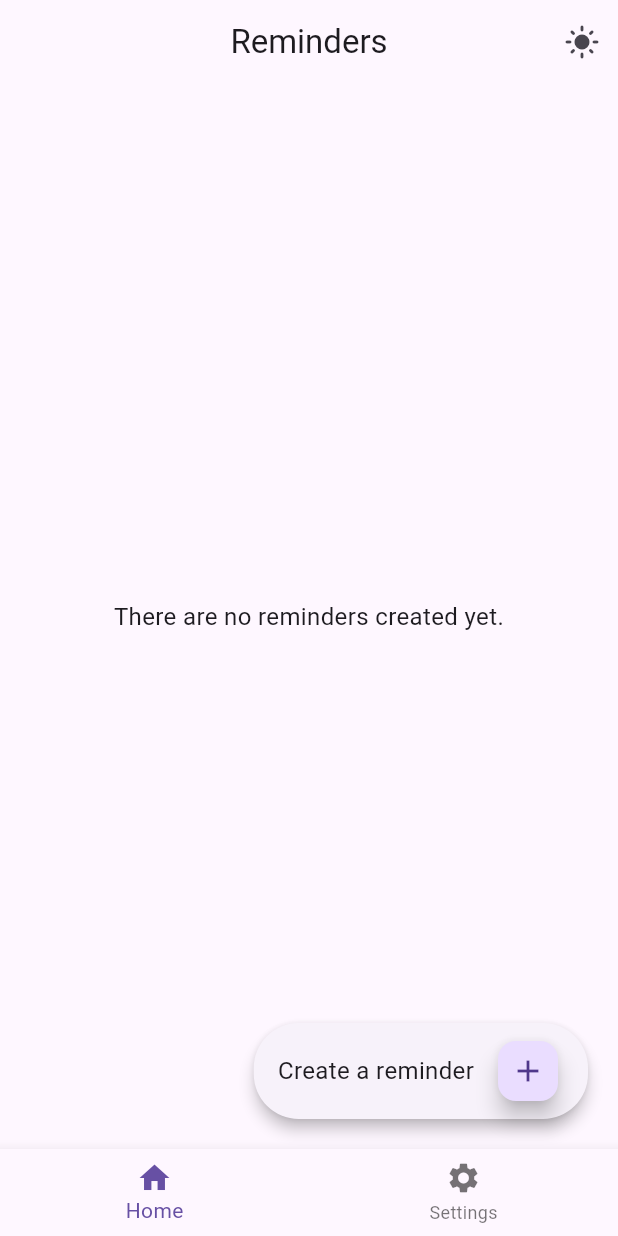
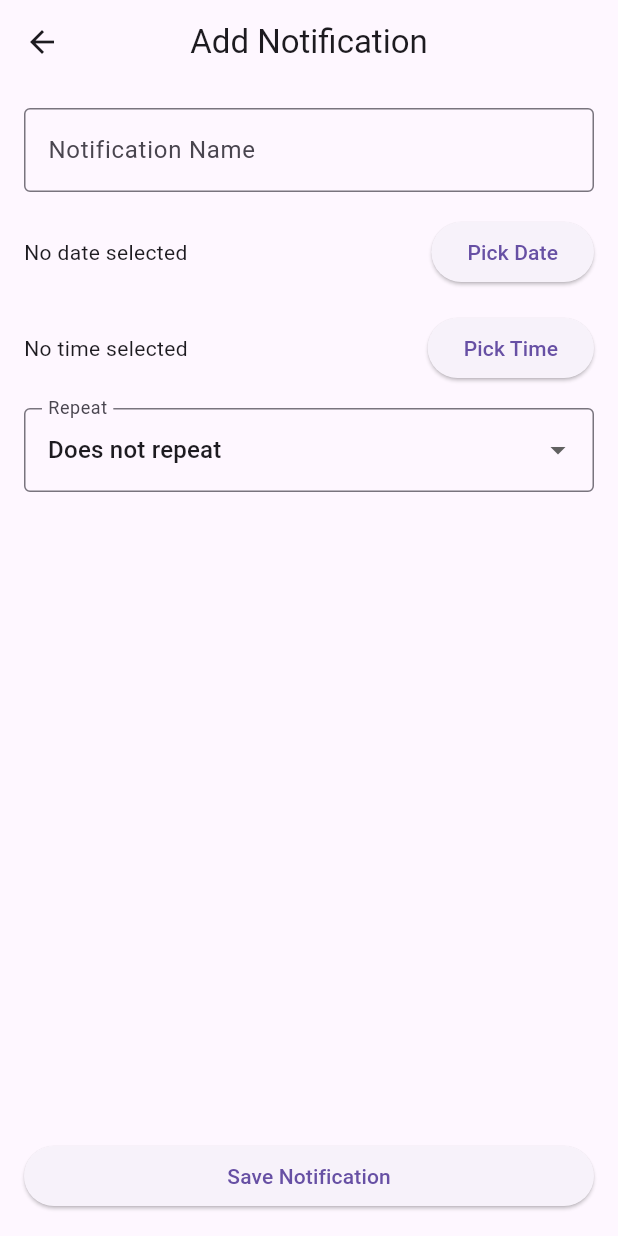
Before and after one commit to newbie375/remind_me_app, a Flutter app: the screen it shows after launch, after a tap on the "add" icon, on a phone screen of 412 x 824 dp. Run offline on Flutter 3.47's test engine with Material 3 defaults, Android fonts, the phone set to English and light mode, and no system bars; our stand-ins replace flutter_riverpod, go_router, sqflite; accounts and stored records are empty.

Commit message:
add a feature to select time

```diff
--- a/lib/infrastructure/datasources/database_helper.dart
+++ b/lib/infrastructure/datasources/database_helper.dart
@@ -35,6 +35,16 @@ class DatabaseHelper {
           )
         ''');
         debugPrint('Database and table $_tableName created');
+
+        await db.execute('''
+          CREATE TABLE notifications (
+            id INTEGER PRIMARY KEY AUTOINCREMENT,
+            name TEXT,
+            date TEXT,
+            repeat_option TEXT
+          )
+        ''');
+        debugPrint('Table notifications created');
       },
     );
   }
@@ -65,6 +75,25 @@ class DatabaseHelper {
     return const ThemeEntity(isDarkMode: false); // Default to light mode
   }
 
+  Future<void> saveNotification(String name, DateTime date, String repeatOption) async {
+    final db = await database;
+    await db.insert(
+      'notifications',
+      {
+        'name': name,
+        'date': date.toIso8601String(),
+        'repeat_option': repeatOption,
+      },
+      conflictAlgorithm: ConflictAlgorithm.replace,
+    );
+    debugPrint('Notification saved: $name on $date with repeat: $repeatOption');
+  }
+
+  Future<List<Map<String, dynamic>>> getNotifications() async {
+    final db = await database;
+    return await db.query('notifications', orderBy: 'date ASC'); // Fetch notifications sorted by date
+  }
+
   Future<void> deleteDatabaseFile() async {
     final dbPath = await getDatabasesPath();
     final path = join(dbPath, 'settings.db');
--- /dev/null
+++ b/lib/presentation/screens/add_notificatons_screen.dart
@@ -0,0 +1,182 @@
+import 'package:flutter/material.dart';
+import 'package:remind_me_app/infrastructure/datasources/database_helper.dart';
+
+class AddNotificationScreen extends StatefulWidget {
+  const AddNotificationScreen({super.key});
+
+  @override
+  State<AddNotificationScreen> createState() => _AddNotificationScreenState();
+}
+
+class _AddNotificationScreenState extends State<AddNotificationScreen> {
+  final TextEditingController _nameController = TextEditingController();
+  DateTime? _selectedDate;
+  TimeOfDay? _selectedTime;
+  String _selectedRepeatOption = 'Does not repeat';
+
+  final List<String> _repeatOptions = [
+    'Does not repeat',
+    'Every day',
+    'Every week',
+    'Every month',
+    'Every year',
+    'Custom',
+  ];
+
+  @override
+  void dispose() {
+    _nameController.dispose();
+    super.dispose();
+  }
+
+  void _pickDate() async {
+    final DateTime? pickedDate = await showDatePicker(
+      context: context,
+      initialDate: DateTime.now(),
+      firstDate: DateTime.now(),
+      lastDate: DateTime(2100),
+    );
+
+    if (pickedDate != null) {
+      setState(() {
+        _selectedDate = pickedDate;
+      });
+    }
+  }
+
+  void _pickTime() async {
+    final TimeOfDay? pickedTime = await showTimePicker(
+      context: context,
+      initialTime: TimeOfDay.now(),
+    );
+
+    if (pickedTime != null) {
+      setState(() {
+        _selectedTime = pickedTime;
+      });
+    }
+  }
+
+  void _saveNotification() async {
+    final String name = _nameController.text.trim();
+    if (name.isEmpty || _selectedDate == null || _selectedTime == null) {
+      ScaffoldMessenger.of(context).showSnackBar(
+        const SnackBar(content: Text('Please enter a name, date, and time')),
+      );
+      return;
+    }
+
+    final DateTime notificationDateTime = DateTime(
+      _selectedDate!.year,
+      _selectedDate!.month,
+      _selectedDate!.day,
+      _selectedTime!.hour,
+      _selectedTime!.minute,
+    );
+
+    // Save the notification to the database
+    await DatabaseHelper().saveNotification(
+      name,
+      notificationDateTime,
+      _selectedRepeatOption,
+    );
+
+    // Navigate back to the previous screen
+    Navigator.of(context).pop();
+  }
+
+  @override
+  Widget build(BuildContext context) {
+    return Scaffold(
+      appBar: AppBar(
+        title: const Text('Add Notification'),
+        centerTitle: true,
+      ),
+      body: Padding(
+        padding: const EdgeInsets.all(16.0),
+        child: Column(
+          crossAxisAlignment: CrossAxisAlignment.start,
+          children: [
+            // Notification Name
+            TextField(
+              controller: _nameController,
+              decoration: const InputDecoration(
+                labelText: 'Notification Name',
+                border: OutlineInputBorder(),
+              ),
+            ),
+            const SizedBox(height: 16),
+
+            // Date Picker
+            Row(
+              children: [
+                Expanded(
+                  child: Text(
+                    _selectedDate == null
+                        ? 'No date selected'
+                        : 'Selected Date: ${_selectedDate!.toLocal()}'.split(' ')[0],
+                  ),
+                ),
+                ElevatedButton(
+                  onPressed: _pickDate,
+                  child: const Text('Pick Date'),
+                ),
+              ],
+            ),
+            const SizedBox(height: 16),
+
+            // Time Picker
+            Row(
+              children: [
+                Expanded(
+                  child: Text(
+                    _selectedTime == null
+                        ? 'No time selected'
+                        : 'Selected Time: ${_selectedTime!.format(context)}',
+                  ),
+                ),
+                ElevatedButton(
+                  onPressed: _pickTime,
+                  child: const Text('Pick Time'),
+                ),
+              ],
+            ),
+            const SizedBox(height: 16),
+
+            // Repeat Option Dropdown
+            DropdownButtonFormField<String>(
+              value: _selectedRepeatOption,
+              items: _repeatOptions.map((String option) {
+                return DropdownMenuItem<String>(
+                  value: option,
+                  child: Text(option),
+                );
+              }).toList(),
+              onChanged: (String? newValue) {
+                if (newValue != null) {
+                  setState(() {
+                    _selectedRepeatOption = newValue;
+                  });
+                }
+              },
+              decoration: const InputDecoration(
+                labelText: 'Repeat',
+                border: OutlineInputBorder(),
+              ),
+            ),
+            const Spacer(),
+
+            // Save Button
+            SizedBox(
+              width: double.infinity,
+              child: ElevatedButton(
+                onPressed: _saveNotification,
+                child: const Text('Save Notification'),
+              ),
+            ),
+          ],
+        ),
+      ),
+    );
+  }
+}
--- a/lib/presentation/screens/home_screen.dart
+++ b/lib/presentation/screens/home_screen.dart
@@ -1,39 +1,66 @@
 import 'package:flutter/material.dart';
+import 'package:remind_me_app/infrastructure/datasources/database_helper.dart';
+import 'package:remind_me_app/presentation/screens/add_notificatons_screen.dart'; // Import the new screen
 
-class HomePage extends StatelessWidget {
+class HomePage extends StatefulWidget {
   const HomePage({super.key});
+
+  @override
+  State<HomePage> createState() => _HomePageState();
+}
+
+class _HomePageState extends State<HomePage> {
+  List<Map<String, dynamic>> _notifications = [];
+
+  @override
+  void initState() {
+    super.initState();
+    _loadNotifications(); // Load notifications when the screen initializes
+  }
+
+  Future<void> _loadNotifications() async {
+    final notifications = await DatabaseHelper().getNotifications();
+    setState(() {
+      _notifications = notifications;
+    });
+  }
 
   @override
   Widget build(BuildContext context) {
     return Scaffold(
-      //appBar: AppBar(
-        //title: const Center(child: Text('Reminders')),
-      //),
-      body: Center(
-        // Ensures content is centered in the body
-        child: Column(
-          mainAxisAlignment: MainAxisAlignment.center, // Centers the text vertically
-          children: [
-            const Padding(
-              padding: EdgeInsets.all(16.0),
+      body: _notifications.isEmpty
+          ? const Center(
               child: Text(
                 'There are no reminders created yet.',
                 textAlign: TextAlign.center,
                 style: TextStyle(fontSize: 16),
-                softWrap: true,
-                overflow: TextOverflow.visible,
               ),
+            )
+          : ListView.builder(
+              padding: const EdgeInsets.all(16.0),
+              itemCount: _notifications.length,
+              itemBuilder: (context, index) {
+                final notification = _notifications[index];
+                return Card(
+                  margin: const EdgeInsets.symmetric(vertical: 8.0),
+                  child: ListTile(
+                    title: Text(notification['name']),
+                    subtitle: Text(
+                      'Date: ${notification['date']}\nRepeat: ${notification['repeat_option']}',
+                    ),
+                  ),
+                );
+              },
             ),
-          ],
-        ),
-      ),
-      floatingActionButton: const FloatingButton(), // Use the custom FloatingButton
+      floatingActionButton: FloatingButton(onNotificationSaved: _loadNotifications),
     );
   }
 }
 
 class FloatingButton extends StatelessWidget {
-  const FloatingButton({super.key});
+  final VoidCallback onNotificationSaved;
+
+  const FloatingButton({super.key, required this.onNotificationSaved});
 
   @override
   Widget build(BuildContext context) {
@@ -53,9 +80,14 @@ class FloatingButton extends StatelessWidget {
             ),
             const SizedBox(width: 12), // Spacing between text and button
             FloatingActionButton(
-              onPressed: () {
-                // Handle button press
-                debugPrint('Plus button pressed');
+              onPressed: () async {
+                // Navigate to AddNotificationScreen
+                await Navigator.of(context).push(
+                  MaterialPageRoute(
+                    builder: (context) => const AddNotificationScreen(),
+                  ),
+                );
+                onNotificationSaved(); // Reload notifications after saving
               },
               mini: true, // Smaller FAB to fit better in the card
               child: const Icon(Icons.add),
--- a/pubspec.yaml
+++ b/pubspec.yaml
@@ -9,6 +9,7 @@ environment:
 dependencies:
   flutter:
     sdk: flutter
+  flutter_local_notifications: ^19.0.0
   flutter_riverpod: ^2.6.1
   go_router: ^14.8.1
   path: ^1.9.1
```
Also changed, not shown: pubspec.lock, 2 other files.
